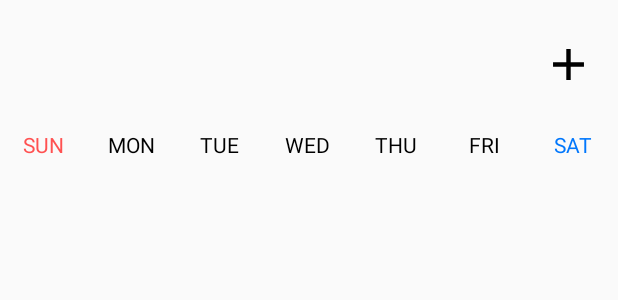
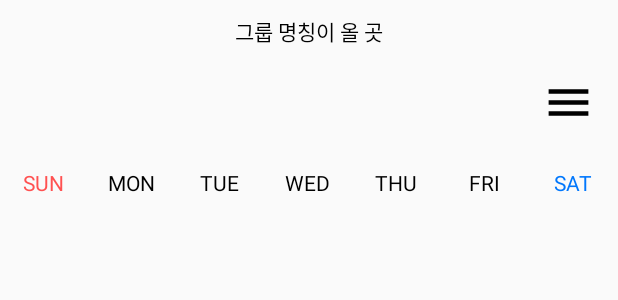
Before and after one commit to 83percent/Free-Time-Calendar, an Android app: the layout group_calendar.xml on its own in the app's theme, with its tools: preview values and no code run, on a phone screen of 412 x 824 dp. Shown: the top 300 px of the screen. Run offline under Robolectric (Android 15) with nearby library versions, the phone set to English and light mode, and no system bars.

Commit message:
Group Event

```diff
--- a/app/src/main/AndroidManifest.xml
+++ b/app/src/main/AndroidManifest.xml
@@ -26,6 +26,7 @@
         <activity android:name=".user.SignIn"/>
         <activity android:name=".my.DetailActivity"/>
         <activity android:name=".my.NewBase"/>
+        <activity android:name=".group.GroupMainCalendar"/>
         <meta-data
             android:name="preloaded_fonts"
             android:resource="@array/preloaded_fonts" />
--- /dev/null
+++ b/app/src/main/res/drawable/ic_baseline_menu_24.xml
@@ -0,0 +1,10 @@
+<vector xmlns:android="http://schemas.android.com/apk/res/android"
+    android:width="24dp"
+    android:height="24dp"
+    android:viewportWidth="24"
+    android:viewportHeight="24"
+    android:tint="?attr/colorControlNormal">
+  <path
+      android:fillColor="@android:color/white"
+      android:pathData="M3,18h18v-2L3,16v2zM3,13h18v-2L3,11v2zM3,6v2h18L21,6L3,6z"/>
+</vector>
--- a/app/src/main/res/layout/group_calendar.xml
+++ b/app/src/main/res/layout/group_calendar.xml
@@ -9,7 +9,19 @@
         <RelativeLayout
             android:layout_width="match_parent"
             android:layout_height="wrap_content"
-            android:layout_marginVertical="10dp">
+            android:layout_marginTop="10dp">
+            <TextView
+                android:layout_width="wrap_content"
+                android:layout_height="wrap_content"
+                android:text="그룹 명칭이 올 곳"
+                android:textColor="#000000"
+                android:layout_centerInParent="true"/>
+        </RelativeLayout>
+        <RelativeLayout
+            android:layout_width="match_parent"
+            android:layout_height="wrap_content"
+            android:layout_marginTop="4dp"
+            android:layout_marginBottom="10dp">
             <LinearLayout
                 android:id="@+id/calendarOverviewBtn"
                 android:clickable="true"
@@ -43,7 +55,7 @@
                 android:layout_centerVertical="true"
                 android:layout_alignParentRight="true"
                 android:layout_marginRight="15dp"
-                android:background="@drawable/ic_baseline_add_24"
+                android:background="@drawable/ic_baseline_menu_24"
                 android:backgroundTint="#000000"/>
         </RelativeLayout>
         <!-- Header -->
```
Also changed, not shown: app/src/main/java/com/example/capstone/group/GroupListAdapter.java (+8 -0 lines), app/src/main/java/com/example/capstone/group/GroupMainCalendar.java (added, +186 -0 lines), app/src/main/java/com/example/capstone/main/Group.java (+9 -1 lines).
